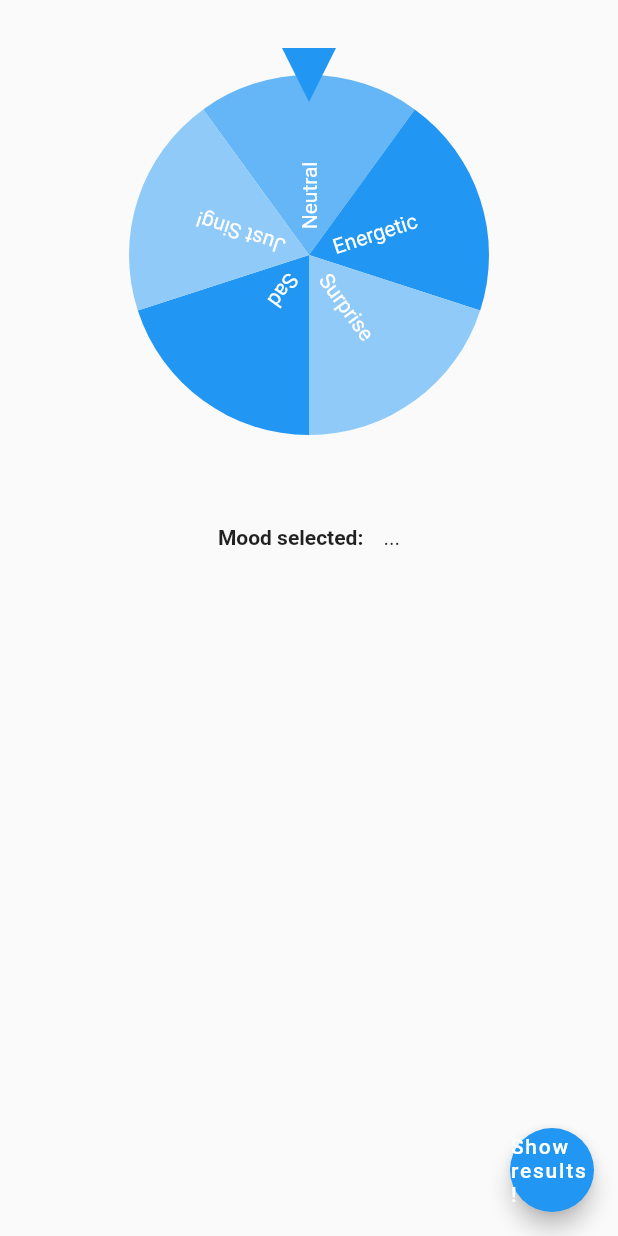
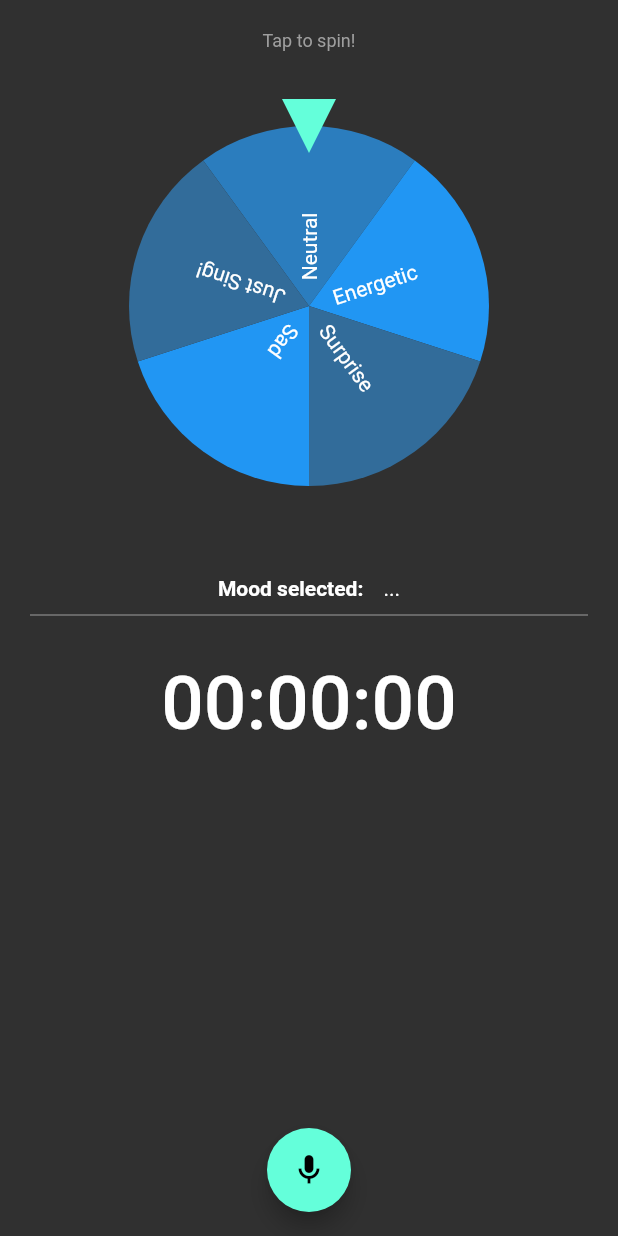
Before and after one commit to Reeti1605/Hacking-Birthday-Bash, a Flutter app: the RecordScreen screen opened by its route, on a phone screen of 412 x 824 dp. Run offline on Flutter 3.47's test engine with Material 2 defaults, Android fonts, the light colour scheme and no system bars; drawn by our look-alikes of flutter_fortune_wheel; our stand-ins replace assets_audio_player, dropdown_button2, flutter_tabler_icons, permission_handler; missing offline and left inert: dart:ffi, flutter_sound, record; statements that could not run were skipped.

Commit message:
feat:added timer and basic recording

```diff
--- a/Flutter/sing_it/lib/main.dart
+++ b/Flutter/sing_it/lib/main.dart
@@ -16,8 +16,9 @@ class MyApp extends StatelessWidget {
   Widget build(BuildContext context) {
     return MaterialApp(
         title: 'Flutter Demo',
+        themeMode: ThemeMode.dark,
         theme: ThemeData(
-          primarySwatch: Colors.blue,
+          brightness: Brightness.dark
         ),
         home: HomeScreen(),
         routes: {
--- a/Flutter/sing_it/lib/screens/record_page.dart
+++ b/Flutter/sing_it/lib/screens/record_page.dart
@@ -1,10 +1,21 @@
 import 'dart:ffi';
+import 'dart:io';
 
+import 'package:assets_audio_player/assets_audio_player.dart';
 import 'package:flutter/material.dart';
+import 'package:flutter/widgets.dart';
 import 'package:flutter_fortune_wheel/flutter_fortune_wheel.dart';
+import 'package:flutter_sound/flutter_sound.dart';
+import 'package:flutter_sound/flutter_sound.dart';
+import 'package:intl/date_symbol_data_local.dart';
+import 'package:permission_handler/permission_handler.dart';
+import 'package:path/path.dart' as path;
+import 'package:assets_audio_player/assets_audio_player.dart';
+import 'package:intl/intl.dart' show DateFormat;
 import 'dart:async';
 import 'results_page.dart';
 import 'dart:math';
+import 'package:record/record.dart';
 
 class RecordScreen extends StatefulWidget {
   static const routeName = '/recordScreen';
@@ -43,24 +54,58 @@ class _RecordScreenState extends State<RecordScreen> {
     });
     Future.delayed(const Duration(milliseconds: 5000), () {
       setState(() {
-        displayMood=moods[moodIndex];
+        displayMood = moods[moodIndex];
       });
     });
   }
+
+  FlutterSoundRecorder _myRecorder = FlutterSoundRecorder();
+  final record = Record();
+  String _recorderTxt = "00:00:00";
+  bool isRecording = false;
+  String? path = '';
 
   @override
   Widget build(BuildContext context) {
     return SafeArea(
       child: Scaffold(
-        floatingActionButton: FloatingActionButton(
-          onPressed: () {
-            Navigator.of(context).pushNamed(ResultScreen.routeName);
-          },
-          child: Text('Show results!'),
+        floatingActionButtonLocation: FloatingActionButtonLocation.centerFloat,
+        floatingActionButton: Row(
+          mainAxisAlignment: MainAxisAlignment.spaceEvenly,
+          children: [
+            FloatingActionButton(
+              onPressed: () async {
+                //Navigator.of(context).pushNamed(ResultScreen.routeName);
+                if (!isRecording) {
+                  if (await record.hasPermission()) {
+                    // Start recording
+                    await record.start(
+                      encoder: AudioEncoder.wav, // by default
+                      bitRate: 128000, // by default
+                    );
+                  }
+                } else {
+                  setState(() async {
+                    path = await record.stop();
+                    print("Path iss -- $path");
+                  });
+                }
+              },
+              child: Icon(isRecording ? Icons.stop : Icons.mic_sharp),
+            ),
+          ],
         ),
         body: ListView(
           padding: EdgeInsets.all(20),
           children: [
+            const Text(
+              'Tap to spin!',
+              textAlign: TextAlign.center,
+              style: TextStyle(color: Colors.grey, fontSize: 12),
+            ),
+            const SizedBox(
+              height: 20,
+            ),
             Container(
               height: 300,
               child: GestureDetector(
@@ -87,15 +132,27 @@ class _RecordScreenState extends State<RecordScreen> {
             Row(
               mainAxisAlignment: MainAxisAlignment.center,
               children: [
-                Text(
+                const Text(
                   "Mood selected: ",
                   style: TextStyle(fontWeight: FontWeight.bold),
                 ),
-                SizedBox(
+                const SizedBox(
                   width: 10,
                 ),
                 Text(displayMood)
               ],
+            ),
+            Divider(
+              height: 20,
+              color: Colors.grey,
+            ),
+            SizedBox(
+              height: 20,
+            ),
+            Text(
+              _recorderTxt,
+              textAlign: TextAlign.center,
+              style: TextStyle(fontSize: 50, fontWeight: FontWeight.w500),
             )
           ],
         ),
```
Also changed, not shown: Flutter/sing_it/lib/screens/home_page.dart (+18 -10 lines), Flutter/sing_it/pubspec.yaml (+6 -47 lines), Flutter/sing_it/pubspec.lock, 1 other file.
